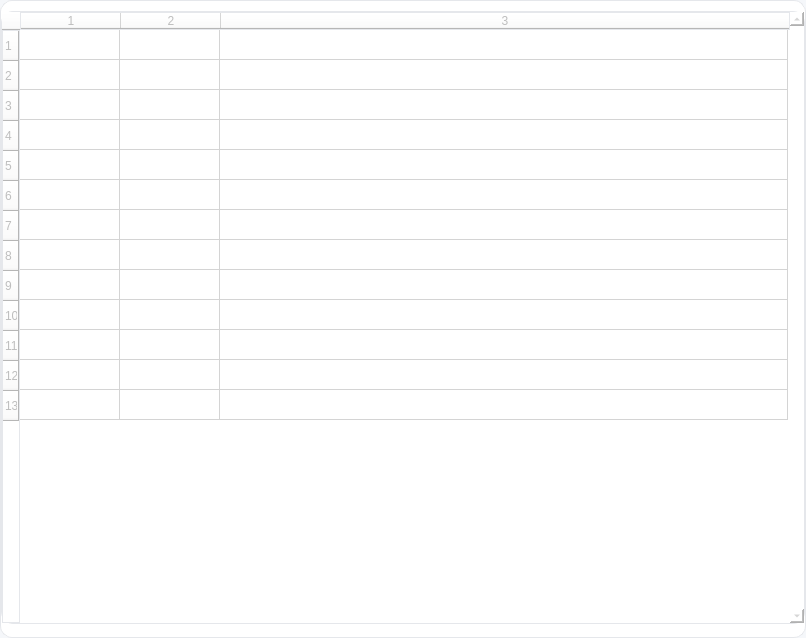
This is ui/users.ui in vaxson/Presence_Attandance_Tracker as Qt 5 draws it before an edit. The edited form follows.
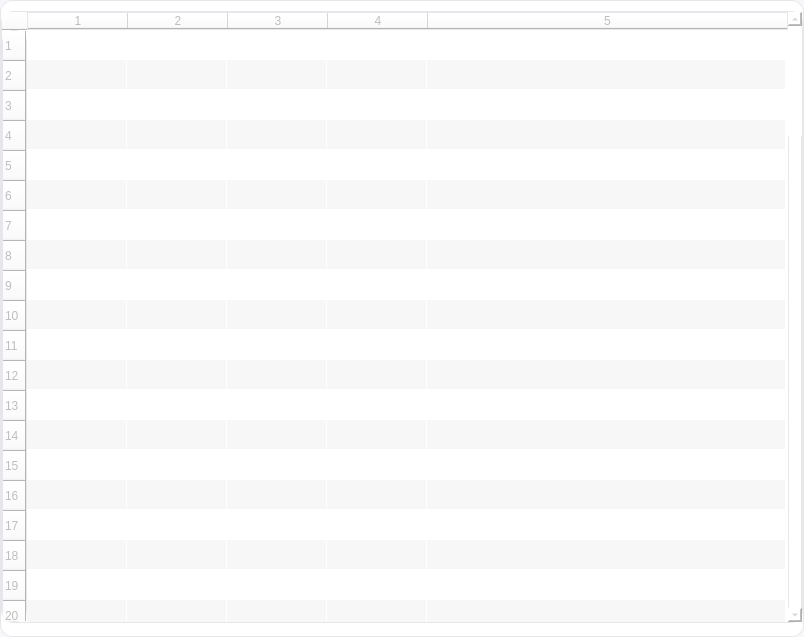
This is the edited form.

Commit message: User page and salary/OT input completed

```diff
--- a/ui/users.ui
+++ b/ui/users.ui
@@ -9,8 +9,8 @@
    <rect>
     <x>0</x>
     <y>0</y>
-    <width>806</width>
-    <height>638</height>
+    <width>804</width>
+    <height>637</height>
    </rect>
   </property>
   <property name="windowTitle">
@@ -70,9 +70,13 @@
       </property>
       <item>
        <widget class="QTableWidget" name="tableWidget">
+        <property name="enabled">
+         <bool>false</bool>
+        </property>
         <property name="font">
          <font>
           <pointsize>10</pointsize>
+          <stylestrategy>PreferAntialias</stylestrategy>
          </font>
         </property>
         <property name="layoutDirection">
@@ -109,7 +113,7 @@
          <bool>false</bool>
         </property>
         <property name="alternatingRowColors">
-         <bool>false</bool>
+         <bool>true</bool>
         </property>
         <property name="textElideMode">
          <enum>Qt::ElideMiddle</enum>
@@ -118,7 +122,7 @@
          <bool>true</bool>
         </property>
         <property name="gridStyle">
-         <enum>Qt::SolidLine</enum>
+         <enum>Qt::NoPen</enum>
         </property>
         <property name="sortingEnabled">
          <bool>true</bool>
@@ -130,10 +134,10 @@
          <bool>false</bool>
         </property>
         <property name="rowCount">
-         <number>13</number>
+         <number>100</number>
         </property>
         <property name="columnCount">
-         <number>3</number>
+         <number>5</number>
         </property>
         <attribute name="horizontalHeaderVisible">
          <bool>true</bool>
@@ -181,6 +185,95 @@
         <row/>
         <row/>
         <row/>
+        <row/>
+        <row/>
+        <row/>
+        <row/>
+        <row/>
+        <row/>
+        <row/>
+        <row/>
+        <row/>
+        <row/>
+        <row/>
+        <row/>
+        <row/>
+        <row/>
+        <row/>
+        <row/>
+        <row/>
+        <row/>
+        <row/>
+        <row/>
+        <row/>
+        <row/>
+        <row/>
+        <row/>
+        <row/>
+        <row/>
+        <row/>
+        <row/>
+        <row/>
+        <row/>
+        <row/>
+        <row/>
+        <row/>
+        <row/>
+        <row/>
+        <row/>
+        <row/>
+        <row/>
+        <row/>
+        <row/>
+        <row/>
+        <row/>
+        <row/>
+        <row/>
+        <row/>
+        <row/>
+        <row/>
+        <row/>
+        <row/>
+        <row/>
+        <row/>
+        <row/>
+        <row/>
+        <row/>
+        <row/>
+        <row/>
+        <row/>
+        <row/>
+        <row/>
+        <row/>
+        <row/>
+        <row/>
+        <row/>
+        <row/>
+        <row/>
+        <row/>
+        <row/>
+        <row/>
+        <row/>
+        <row/>
+        <row/>
+        <row/>
+        <row/>
+        <row/>
+        <row/>
+        <row/>
+        <row/>
+        <row/>
+        <row/>
+        <row/>
+        <row/>
+        <row/>
+        <row/>
+        <row/>
+        <row/>
+        <row/>
+        <row/>
+        <column/>
+        <column/>
         <column/>
         <column/>
         <column/>
```
Left out of the diff: 3 changed lines with no effect on the pictures. The commit also changes 13 other files.
